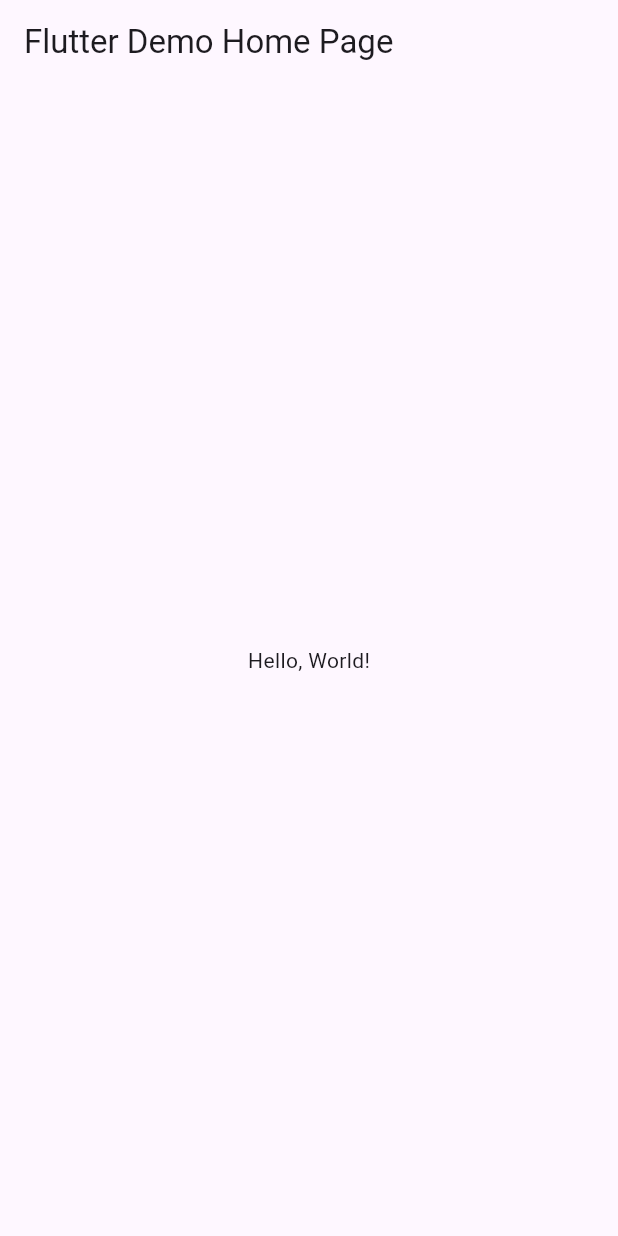
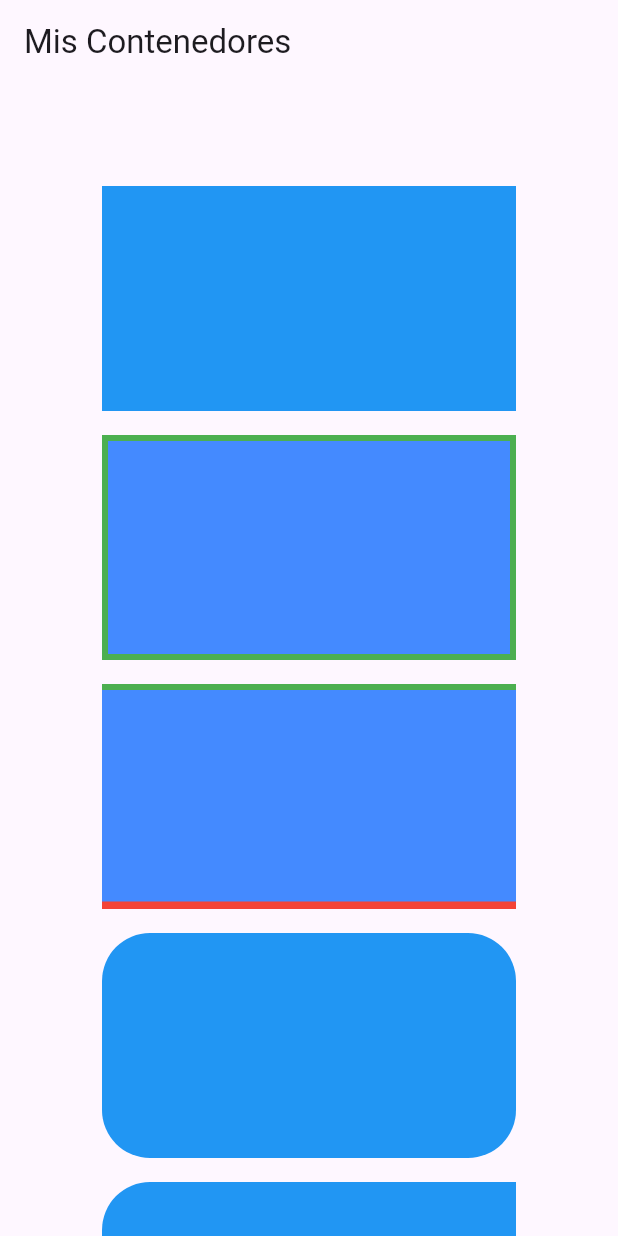
Before and after one commit to Miguelrenteria10/Ull-A5-Container, a Flutter app: the screen it shows after launch, on a phone screen of 412 x 824 dp. Run offline on Flutter 3.47's test engine with Material 3 defaults, Android fonts, the phone set to English and light mode, and no system bars.

```diff
--- /dev/null
+++ b/lib/all_containers.dart
@@ -0,0 +1,155 @@
+import 'package:flutter/material.dart';
+
+class AllContainers extends StatelessWidget {
+  const AllContainers({Key? key}) : super(key: key);
+  @override
+  Widget build(BuildContext context) {
+    return ListView(
+      shrinkWrap: true,
+      padding: const EdgeInsets.all(60.0),
+      children: [
+        _basic(),
+        _borders(),
+        _customBorders(),
+        _borderRadius(),
+        _customBorderRadius(),
+        _gradient(),
+        _boxShadow(),
+        _backgroundImage()
+      ],
+    );
+  }
+
+  _basic() {
+    return Padding(
+      padding: const EdgeInsets.all(8.0),
+      child: Container(
+        color: Colors.blue,
+        height: 150.0,
+      ),
+    );
+  }
+
+  _borders() {
+    return Padding(
+      padding: const EdgeInsets.all(8.0),
+      child: Container(
+        height: 150.0,
+        decoration: BoxDecoration(
+            color: Colors.blueAccent,
+            border: Border.all(
+              color: Colors.green,
+              width: 4.0,
+            )),
+      ),
+    );
+  }
+
+  _customBorders() {
+    return Padding(
+      padding: const EdgeInsets.all(8.0),
+      child: Container(
+        height: 150.0,
+        decoration: const BoxDecoration(
+            color: Colors.blueAccent,
+            border: Border(
+                top: BorderSide(color: Colors.green, width: 4.0),
+                bottom: BorderSide(color: Colors.red, width: 5.0))),
+      ),
+    );
+  }
+
+  _borderRadius() {
+    return Padding(
+      padding: const EdgeInsets.all(8.0),
+      child: Container(
+        height: 150.0,
+        decoration: const BoxDecoration(
+            color: Colors.blue,
+            borderRadius: BorderRadius.all(Radius.circular(32.0))),
+      ),
+    );
+  }
+
+  _customBorderRadius() {
+    return Padding(
+      padding: const EdgeInsets.all(8.0),
+      child: Container(
+          height: 150.0,
+          decoration: const BoxDecoration(
+              color: Colors.blue,
+              borderRadius: BorderRadius.only(
+                topLeft: Radius.circular(32),
+                bottomRight: Radius.circular(32),
+              ))),
+    );
+  }
+
+  _gradient() {
+    return Padding(
+      padding: const EdgeInsets.all(8.0),
+      child: Container(
+        height: 150.0,
+        decoration: const BoxDecoration(
+            gradient: LinearGradient(
+                begin: Alignment.bottomLeft,
+                end: Alignment.topRight,
+                colors: [
+              Colors.blue,
+              Colors.red,
+              Colors.green,
+            ])),
+      ),
+    );
+  }
+
+  _boxShadow() {
+    return Padding(
+      padding: const EdgeInsets.all(8.0),
+      child: Container(
+        height: 150.0,
+        decoration: BoxDecoration(
+            color: Colors.blue,
+            borderRadius: const BorderRadius.all(Radius.circular(32)),
+            boxShadow: [
+              BoxShadow(
+                  color: Colors.grey[850]!.withOpacity(0.29),
+                  offset: const Offset(-10, 10),
+                  blurRadius: 10,
+                  spreadRadius: 10)
+            ]),
+      ),
+    );
+  }
+
+  _backgroundImage() {
+    return Padding(
+      padding: const EdgeInsets.all(8.0),
+      child: Container(
+        height: 150.0,
+        decoration: BoxDecoration(
+          color: Colors.blue,
+          borderRadius: const BorderRadius.all(Radius.circular(32)),
+          boxShadow: [
+            BoxShadow(
+                color: Colors.grey[850]!.withOpacity(0.29),
+                offset: const Offset(-10, 10),
+                blurRadius: 10,
+                spreadRadius: 10)
+          ],
+          image: const DecorationImage(image: AssetImage('assets/fondo.png')),
+        ),
+        child: const Center(
+          child: Text(
+            'Hola Mundo',
+            style: TextStyle(
+                fontSize: 35.0,
+                color: Colors.white,
+                fontWeight: FontWeight.bold,
+                letterSpacing: 1.5),
+          ),
+        ),
+      ),
+    );
+  }
+}
--- a/lib/main.dart
+++ b/lib/main.dart
@@ -1,43 +1,21 @@
 import 'package:flutter/material.dart';
+import 'package:Renteria1099/all_containers.dart';
 
 void main() => runApp(MyApp());
 
 class MyApp extends StatelessWidget {
   const MyApp({super.key});
-  // This widget is the root of your application.
+
   @override
   Widget build(BuildContext context) {
     return MaterialApp(
-      // Application name
+      debugShowCheckedModeBanner: false,
       title: 'Flutter Hello World',
-      // Application theme data, you can set the colors for the application as
-      // you want
-      theme: ThemeData(
-        // useMaterial3: false,
-        primarySwatch: Colors.blue,
-      ),
-      // A widget which will be started on application startup
-      home: MyHomePage(title: 'Flutter Demo Home Page'),
+      home: Scaffold(
+          appBar: AppBar(
+            title: const Text('Mis Contenedores'),
+          ),
+          body: const AllContainers()),
     );
   }
 }
-
-class MyHomePage extends StatelessWidget {
-  final String title;
-  const MyHomePage({super.key, required this.title});
-
-  @override
-  Widget build(BuildContext context) {
-    return Scaffold(
-      appBar: AppBar(
-        // The title text which will be shown on the action bar
-        title: Text(title),
-      ),
-      body: Center(
-        child: Text(
-          'Hello, World!',
-        ),
-      ),
-    );
-  }
-}
```
Also changed, not shown: assets/fondo.png (added).
